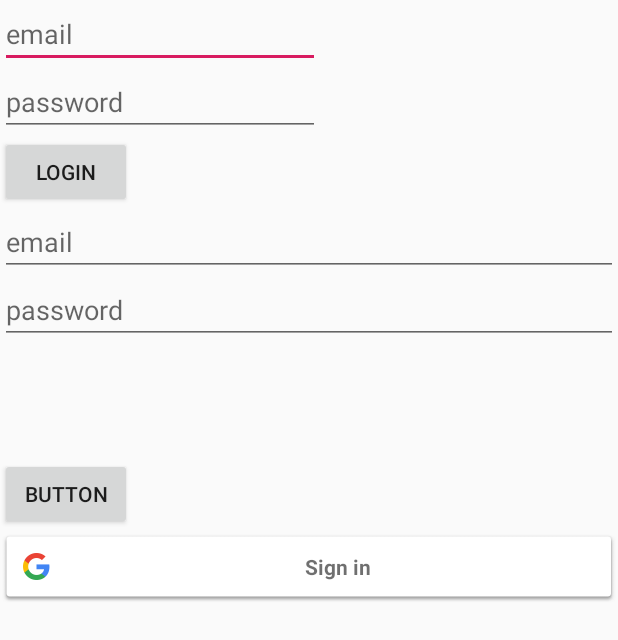
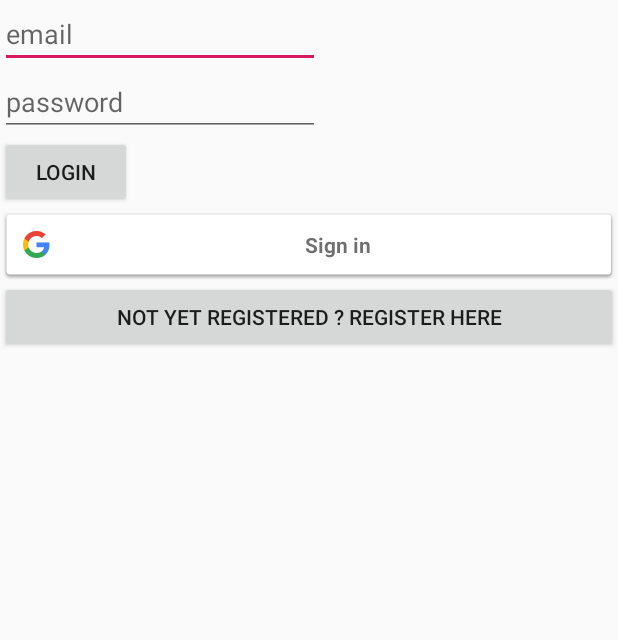
Before and after one commit to sulemanahmed-cyber/MY_MRCE_APP, an Android app: the screen it shows after launch (my_loginn), after a tap on an icon or button, on a phone screen of 412 x 824 dp. Shown: the top 640 px of the screen. Run offline under Robolectric (Android 15) with nearby library versions, the phone set to English and light mode, and no system bars; our stand-ins replace Firebase (no records; nobody signed in at launch, a user with empty details on screens opened directly); Roboto replaces fonts that are not available here; 1 statement that could not run was skipped.

Commit message:
changes in few java files for back option. login and register completed.. still few changes are to be done => 1) adding progress bar for loading..

```diff
--- a/app/src/main/AndroidManifest.xml
+++ b/app/src/main/AndroidManifest.xml
@@ -13,7 +13,8 @@
         android:roundIcon="@mipmap/ic_launcher_round"
         android:supportsRtl="true"
         android:theme="@style/AppTheme">
-        <activity android:name=".my_loginn"></activity>
+        <activity android:name=".Activity_Register"></activity>
+        <activity android:name=".my_loginn" />
         <activity
             android:name=".ui.login.my_loginActivity"
             android:label="@string/title_activity_my_login" />
@@ -66,8 +67,7 @@
             </intent-filter>
         </activity>
 
-        <service android:name=".FirebaseMessagingService" />
-
+       <service android:name="FirebaseMessagingService"/>
         <meta-data
             android:name="preloaded_fonts"
             android:resource="@array/preloaded_fonts" />
--- a/app/src/main/java/com/test/mymrceapp/MainActivity.java
+++ b/app/src/main/java/com/test/mymrceapp/MainActivity.java
@@ -28,6 +28,7 @@ import android.widget.ViewFlipper;
 import com.google.android.gms.tasks.OnCompleteListener;
 import com.google.android.gms.tasks.Task;
 import com.google.android.material.navigation.NavigationView;
+import com.google.firebase.auth.FirebaseAuth;
 import com.google.firebase.iid.FirebaseInstanceId;
 import com.google.firebase.iid.InstanceIdResult;
 
@@ -46,6 +47,7 @@ public class MainActivity extends AppCompatActivity {
     GridLayout gridLayout;
     ViewPager  viewPager;
     Adapter adapter;
+    Button button;
 
     List<Model> models;
     Integer[] colors=null;
@@ -57,8 +59,15 @@ public class MainActivity extends AppCompatActivity {
         setContentView(R.layout.activity_main);
 
         gridLayout= findViewById(R.id.gridLayout5);
-
-
+       button = findViewById(R.id.my_abt);
+      /* button.setOnClickListener(new View.OnClickListener() {
+           @Override
+           public void onClick(View v) {
+               Intent intent = new Intent(getApplicationContext(),Activity_Register.class);
+               startActivity(intent);
+           }
+       });
+*/
 
 
 
@@ -210,6 +219,8 @@ public class MainActivity extends AppCompatActivity {
                       Intent intent13 = new Intent(getApplicationContext(),dummy_1.class);
                       startActivity(intent13);
                       break;
+
+
               }
 
                 return false;
@@ -267,7 +278,7 @@ private void setToggleEvent(GridLayout gridLayout){
                         Intent intent = new Intent(MainActivity.this,gallery.class);
                         startActivity(intent);
                     }
-                    if(finalI == 0)
+                    if(finalI == 9)
                     {
                         Intent intent = new Intent(MainActivity.this,contact.class);
                         startActivity(intent);
@@ -354,5 +365,19 @@ private void setToggleEvent(GridLayout gridLayout){
     }
 
 
+    public void my_register(View view) {
+        Toast.makeText(this, "okie", Toast.LENGTH_SHORT).show();
 
+
+        Intent intent_reg= new Intent(getApplicationContext(),Activity_Register.class);
+        startActivity(intent_reg);
+
+
+    }
+
+    public void logout(View view) {
+        FirebaseAuth.getInstance().signOut();
+        startActivity(new Intent(getApplicationContext(),MainActivity.class));
+        finish();
+    }
 }
--- a/app/src/main/res/layout/activity_events.xml
+++ b/app/src/main/res/layout/activity_events.xml
@@ -27,6 +27,12 @@
             android:layout_width="wrap_content"
             android:layout_height="wrap_content"
             android:text="events"/>
+
+        <Button
+            android:id="@+id/bt"
+            android:layout_width="match_parent"
+            android:layout_height="wrap_content"
+            android:text="Button" />
     </LinearLayout>
 
     <com.google.android.material.navigation.NavigationView
--- a/app/src/main/res/layout/activity_my_loginn.xml
+++ b/app/src/main/res/layout/activity_my_loginn.xml
@@ -41,23 +41,7 @@
         tools:layout_editor_absoluteX="159dp" />
 
 
-
-    <EditText
-        android:id="@+id/email"
-        android:layout_width="match_parent"
-        android:layout_height="wrap_content"
-        android:ems="10"
-        android:hint="email"
-        android:inputType="textEmailAddress" />
-
-    <EditText
-        android:id="@+id/password"
-        android:layout_width="match_parent"
-        android:layout_height="wrap_content"
-        android:ems="10"
-        android:hint="password"
-        android:inputType="textPassword" />
-    <Button
+   <!-- <Button
         android:id="@+id/button2"
         android:layout_width="wrap_content"
         android:layout_height="wrap_content"
@@ -68,8 +52,15 @@
         app:layout_constraintHorizontal_bias="0.498"
         app:layout_constraintStart_toStartOf="parent"
         app:layout_constraintTop_toBottomOf="@+id/login_btn"
-        app:layout_constraintVertical_bias="0.518" />
+        app:layout_constraintVertical_bias="0.518" />-->
     <com.google.android.gms.common.SignInButton
         android:layout_width="match_parent"
         android:layout_height="wrap_content"/>
+
+    <Button
+        android:id="@+id/register_here"
+        android:layout_width="match_parent"
+        android:layout_height="wrap_content"
+        android:text="not yet registered ? register here" />
+
 </LinearLayout>
--- a/app/src/main/res/menu/drawer_menu.xml
+++ b/app/src/main/res/menu/drawer_menu.xml
@@ -46,6 +46,10 @@
         <item
             android:id="@+id/nav_dum_1"
             android:title="Dummy_1"/>
+
+
+
+
     </group>
 
 
```
Also changed, not shown: app/src/main/java/com/test/mymrceapp/Activity_Register.java (added, +86 -0 lines), app/src/main/java/com/test/mymrceapp/cources.java (+25 -9 lines), app/src/main/java/com/test/mymrceapp/events.java (+6 -0 lines), app/src/main/java/com/test/mymrceapp/gallery.java (+11 -7 lines), app/src/main/java/com/test/mymrceapp/my_loginn.java (+20 -2 lines), app/src/main/java/com/test/mymrceapp/syllabus.java (+14 -7 lines), app/src/main/res/layout/activity__register.xml (added, +68 -0 lines), app/src/main/res/layout/activity_main.xml (+9 -0 lines).
